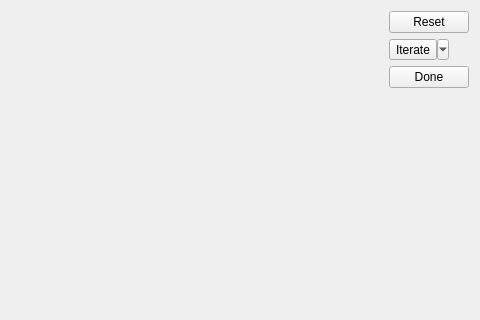
This is split.ui in tps12/Tec-Nine as Qt 5 draws it before an edit; both pictures show x 169 to 649 and y 0 to 320 of the 649 by 486 pixel window. The edited form follows.
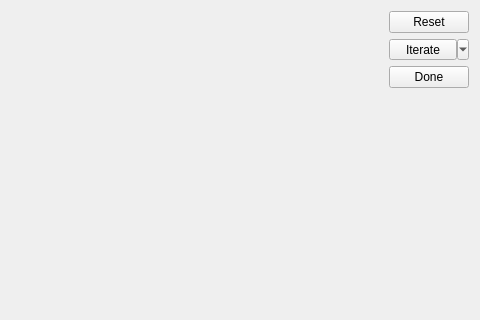
This is the edited form.

Commit message: Stretch the iterate button.

Diff of the .ui file:
```diff
--- a/split.ui
+++ b/split.ui
@@ -177,6 +177,12 @@
      </item>
      <item>
       <widget class="QToolButton" name="iterate">
+       <property name="sizePolicy">
+        <sizepolicy hsizetype="Minimum" vsizetype="Fixed">
+         <horstretch>0</horstretch>
+         <verstretch>0</verstretch>
+        </sizepolicy>
+       </property>
        <property name="text">
         <string>Iterate</string>
        </property>
```
